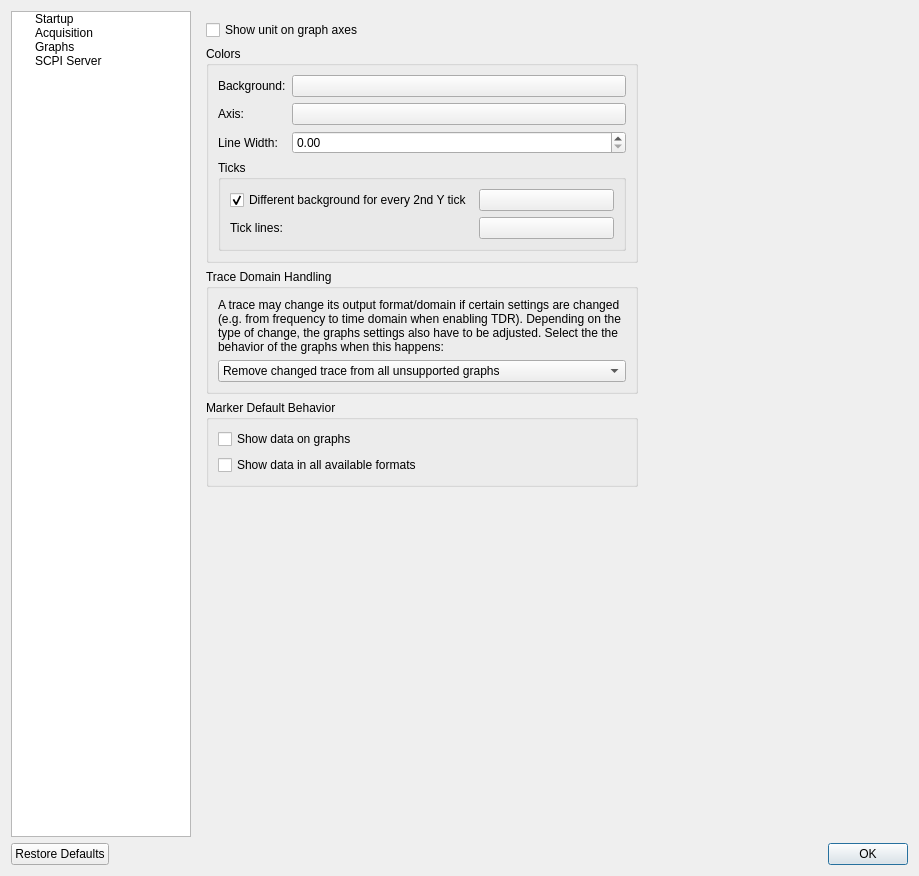
Qt form Software/PC_Application/preferencesdialog.ui (jankae/LibreVNA) before a commit.
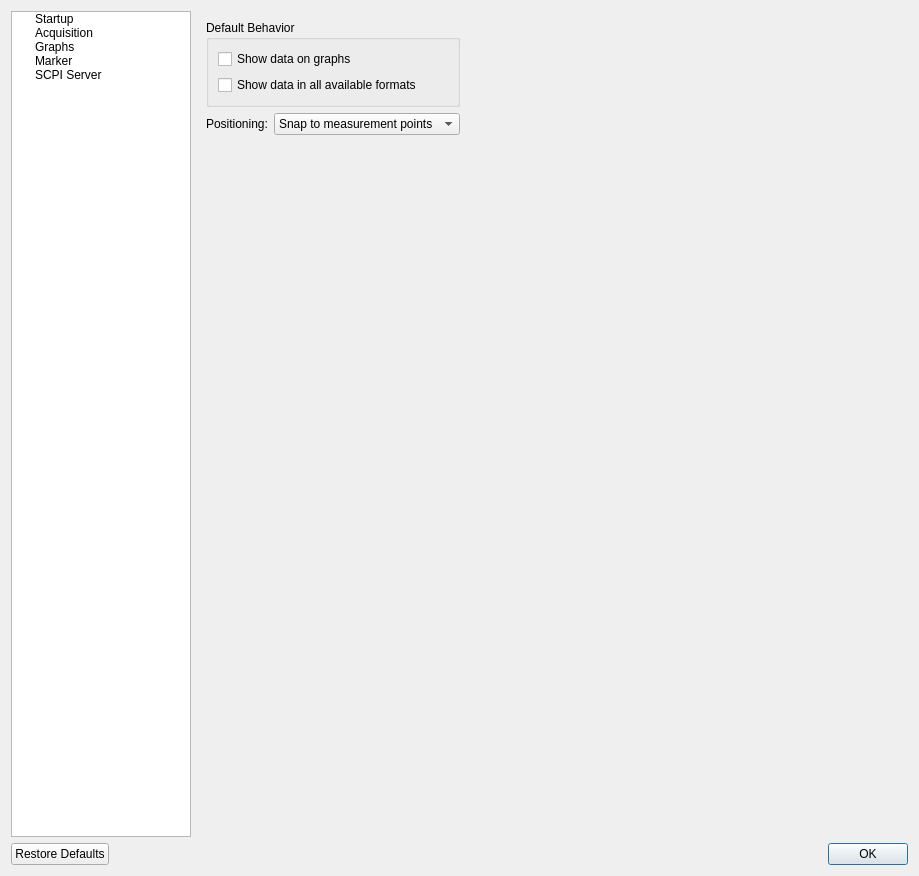
The same form after that commit. Custom widgets are drawn as their Qt base class.

Commit message: Optionally interpolate markers

The edit to the form file:
```diff
--- a/Software/PC_Application/preferencesdialog.ui
+++ b/Software/PC_Application/preferencesdialog.ui
@@ -56,6 +56,11 @@
          <string>Graphs</string>
         </property>
        </item>
+       <item>
+        <property name="text">
+         <string>Marker</string>
+        </property>
+       </item>
        <item>
         <property name="text">
          <string>SCPI Server</string>
@@ -78,7 +83,7 @@
         </size>
        </property>
        <property name="currentIndex">
-        <number>2</number>
+        <number>3</number>
        </property>
        <widget class="QWidget" name="Startup">
         <layout class="QHBoxLayout" name="horizontalLayout_4">
@@ -831,29 +836,6 @@
              </layout>
             </widget>
            </item>
-           <item>
-            <widget class="QGroupBox" name="groupBox_9">
-             <property name="title">
-              <string>Marker Default Behavior</string>
-             </property>
-             <layout class="QVBoxLayout" name="verticalLayout_9">
-              <item>
-               <widget class="QCheckBox" name="GraphsShowMarkerData">
-                <property name="text">
-                 <string>Show data on graphs</string>
-                </property>
-               </widget>
-              </item>
-              <item>
-               <widget class="QCheckBox" name="GraphsShowAllMarkerData">
-                <property name="text">
-                 <string>Show data in all available formats</string>
-                </property>
-               </widget>
-              </item>
-             </layout>
-            </widget>
-           </item>
            <item>
             <spacer name="verticalSpacer_3">
              <property name="orientation">
@@ -884,6 +866,88 @@
          </item>
         </layout>
        </widget>
+       <widget class="QWidget" name="Marker">
+        <layout class="QHBoxLayout" name="horizontalLayout_6">
+         <item>
+          <layout class="QVBoxLayout" name="verticalLayout_9">
+           <item>
+            <widget class="QGroupBox" name="groupBox_9">
+             <property name="title">
+              <string>Default Behavior</string>
+             </property>
+             <layout class="QVBoxLayout" name="verticalLayout_12">
+              <item>
+               <widget class="QCheckBox" name="MarkerShowMarkerData">
+                <property name="text">
+                 <string>Show data on graphs</string>
+                </property>
+               </widget>
+              </item>
+              <item>
+               <widget class="QCheckBox" name="MarkerShowAllMarkerData">
+                <property name="text">
+                 <string>Show data in all available formats</string>
+                </property>
+               </widget>
+              </item>
+             </layout>
+            </widget>
+           </item>
+           <item>
+            <layout class="QFormLayout" name="formLayout_9">
+             <item row="0" column="0">
+              <widget class="QLabel" name="label_28">
+               <property name="text">
+                <string>Positioning:</string>
+               </property>
+              </widget>
+             </item>
+             <item row="0" column="1">
+              <widget class="QComboBox" name="MarkerInterpolate">
+               <item>
+                <property name="text">
+                 <string>Snap to measurement points</string>
+                </property>
+               </item>
+               <item>
+                <property name="text">
+                 <string>Interpolate between points</string>
+                </property>
+               </item>
+              </widget>
+             </item>
+            </layout>
+           </item>
+           <item>
+            <spacer name="verticalSpacer_5">
+             <property name="orientation">
+              <enum>Qt::Vertical</enum>
+             </property>
+             <property name="sizeHint" stdset="0">
+              <size>
+               <width>20</width>
+               <height>40</height>
+              </size>
+             </property>
+            </spacer>
+           </item>
+          </layout>
+         </item>
+         <item>
+          <spacer name="horizontalSpacer_5">
+           <property name="orientation">
+            <enum>Qt::Horizontal</enum>
+           </property>
+           <property name="sizeHint" stdset="0">
+            <size>
+             <width>368</width>
+             <height>20</height>
+            </size>
+           </property>
+          </spacer>
+         </item>
+        </layout>
+       </widget>
        <widget class="QWidget" name="SCPIServer">
         <layout class="QHBoxLayout" name="horizontalLayout_10">
          <item>
```
The commit also changes 7 other files.
